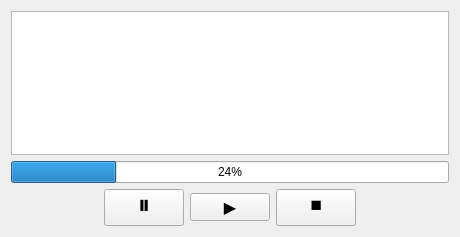
Qt form UrlSearch/src/ScanProgress.ui (DenArzik/UrlSearch) before a commit.
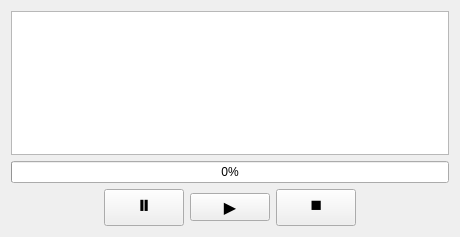
The same form after that commit.

The edit to the form file:
```diff
--- a/UrlSearch/src/ScanProgress.ui
+++ b/UrlSearch/src/ScanProgress.ui
@@ -20,7 +20,7 @@
    <item>
     <widget class="QProgressBar" name="progressBar">
      <property name="value">
-      <number>24</number>
+      <number>0</number>
      </property>
      <property name="alignment">
       <set>Qt::AlignCenter</set>
```
